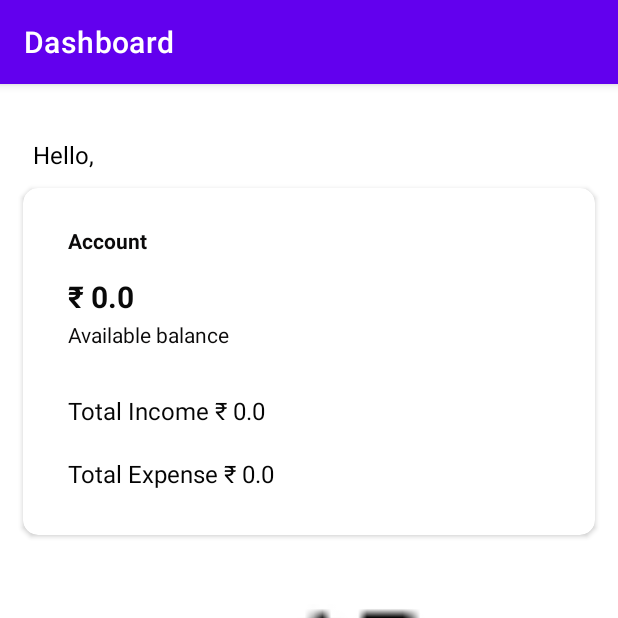
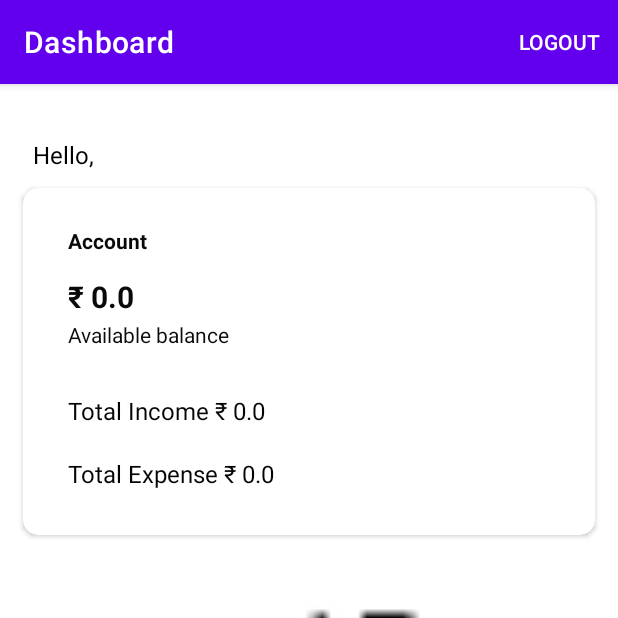
Before and after one commit to VarshithaGollapalli/Personal-Finance-Tracker-MVVC, an Android app: the MainActivity screen opened directly, with no data from a screen before it, on a phone screen of 412 x 824 dp, the top half of it. Run offline under Robolectric (Android 15) with nearby library versions, the phone set to English and light mode, and no system bars; our stand-ins replace Room's generated code, navigation-ui.

Commit message:
menu_logout

```diff
--- a/app/src/main/java/com/capgemini/financetracker/model/LogoutDialog.kt
+++ b/app/src/main/java/com/capgemini/financetracker/model/LogoutDialog.kt
@@ -5,7 +5,7 @@ import android.os.Bundle
 import androidx.appcompat.app.AlertDialog
 import androidx.fragment.app.DialogFragment
 
-class LogoutDialog: DialogFragment() {
+class LogoutDialog(): DialogFragment() {
     override fun onCreateDialog(savedInstanceState: Bundle?): Dialog {
         val ctx = requireContext()
         val builder = AlertDialog.Builder(ctx)
--- a/app/src/main/res/menu/menu_transaction.xml
+++ b/app/src/main/res/menu/menu_logout.xml
@@ -3,9 +3,7 @@
     xmlns:android="http://schemas.android.com/apk/res/android">
 
     <item
-        android:id="@+id/sort_income"
-        android:title="Sort by Income" />
-    <item
-        android:id="@+id/sort_expense"
-        android:title="Sort by Expense" />
+        android:id="@+id/menu_logout"
+        android:title="@string/menu_logout"
+        app:showAsAction="always" />
 </menu>
--- a/app/src/main/res/values/strings.xml
+++ b/app/src/main/res/values/strings.xml
@@ -4,6 +4,8 @@
     <string name="title_Transaction_History">Transaction History</string>
     <string name="title_analysis">Analysis</string>
     <string name="title_dashboard">Dashboard</string>
+    <string name="menu_logout">Logout</string>
+
     <string name="dashboard_hello">Hello,</string>
     <string name="dashboard_account">Account</string>
     <string name="dashboard_income">Total Income</string>
```
Also changed, not shown: app/src/main/java/com/capgemini/financetracker/view/MainActivity.kt (+20 -22 lines).
